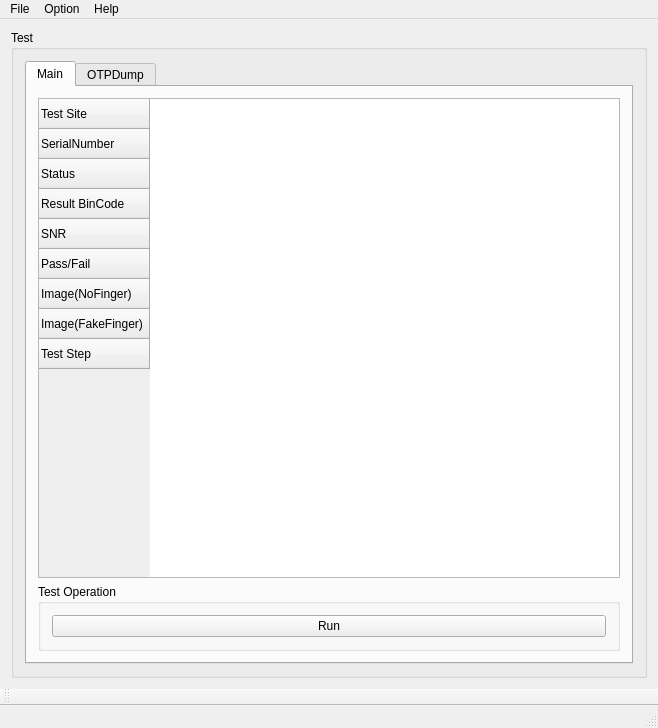
fanmuzhi/huangpu, file Huangpu/fps_testexecutive.ui: the form before one commit.
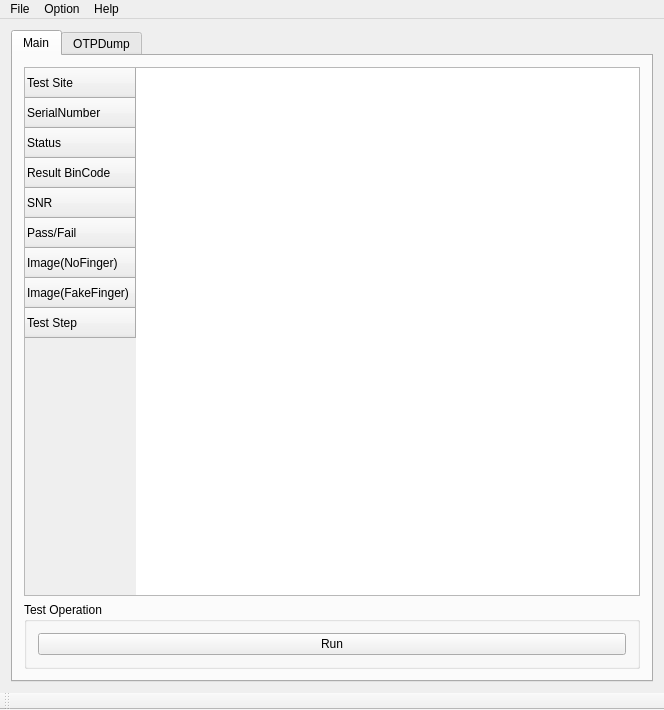
The form after the commit.

Commit message: remove unused UI staff

Patch:
```diff
--- a/Huangpu/fps_testexecutive.ui
+++ b/Huangpu/fps_testexecutive.ui
@@ -6,22 +6,16 @@
    <rect>
     <x>0</x>
     <y>0</y>
-    <width>658</width>
-    <height>728</height>
+    <width>664</width>
+    <height>710</height>
    </rect>
   </property>
   <property name="windowTitle">
    <string>FPS Test Executive</string>
   </property>
   <widget class="QWidget" name="centralWidget">
-   <layout class="QGridLayout" name="gridLayout_4">
-    <item row="0" column="0">
-     <widget class="QGroupBox" name="TestGroupBox">
-      <property name="title">
-       <string>Test</string>
-      </property>
-      <layout class="QGridLayout" name="gridLayout">
-       <item row="0" column="0">
+   <layout class="QHBoxLayout" name="horizontalLayout_3">
+    <item>
         <widget class="QTabWidget" name="tabWidget">
          <property name="currentIndex">
           <number>0</number>
@@ -156,9 +150,6 @@
        </item>
       </layout>
      </widget>
-    </item>
-   </layout>
-  </widget>
   <widget class="QToolBar" name="mainToolBar">
    <attribute name="toolBarArea">
     <enum>BottomToolBarArea</enum>
@@ -167,14 +158,13 @@
     <bool>false</bool>
    </attribute>
   </widget>
-  <widget class="QStatusBar" name="statusBar"/>
   <widget class="QMenuBar" name="menuBar">
    <property name="geometry">
     <rect>
      <x>0</x>
      <y>0</y>
-     <width>658</width>
-     <height>21</height>
+     <width>664</width>
+     <height>23</height>
     </rect>
    </property>
    <widget class="QMenu" name="menuFile">
```
Left out of the diff: 2 changed lines with no effect on the pictures. Lines whose indentation alone changed are shown as unchanged. The commit also changes 2 other files.
